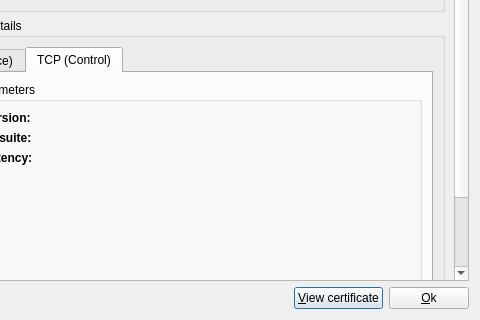
This is src/mumble/ServerInformation.ui in Hartmnt/mumble as Qt 5 draws it before an edit; both pictures show x 98 to 578 and y 265 to 585 of the 578 by 585 pixel window. The edited form follows.
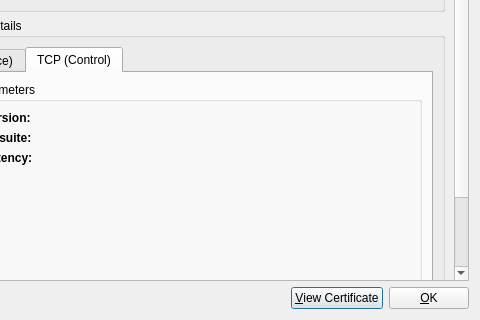
This is the edited form. Custom widgets are drawn as their Qt base class.

Commit message: FIX(ui): Update menu items to comform to design standards

Patch:
```diff
--- a/src/mumble/ServerInformation.ui
+++ b/src/mumble/ServerInformation.ui
@@ -645,14 +645,14 @@
      <item>
       <widget class="QPushButton" name="viewCertButton">
        <property name="text">
-        <string>&amp;View certificate</string>
+        <string>&amp;View Certificate</string>
        </property>
       </widget>
      </item>
      <item>
       <widget class="QPushButton" name="okButton">
        <property name="text">
-        <string>&amp;Ok</string>
+        <string>&amp;OK</string>
        </property>
       </widget>
      </item>
```
The commit also changes 3 other files.
